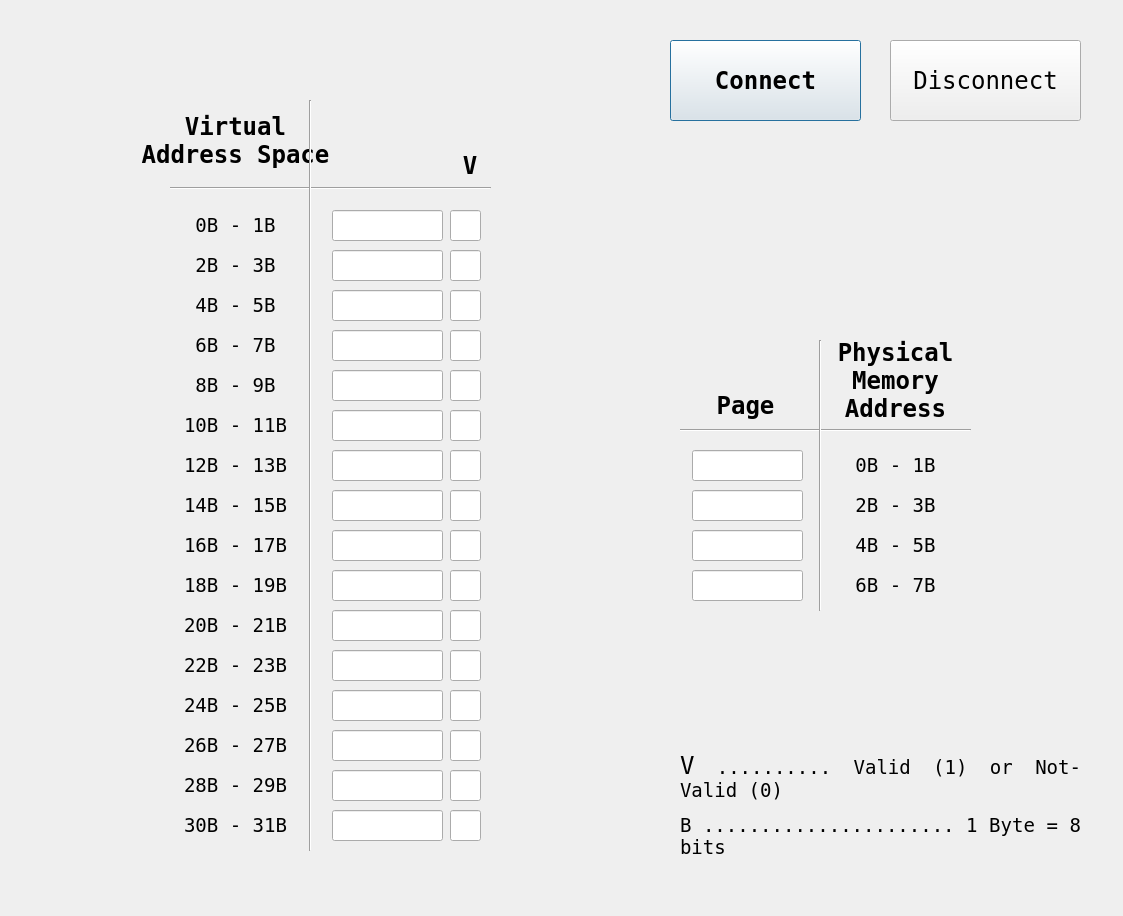
FlatTargetInk/ECE562-Software, file src/views/gui/visualizer.ui: the form before one commit.
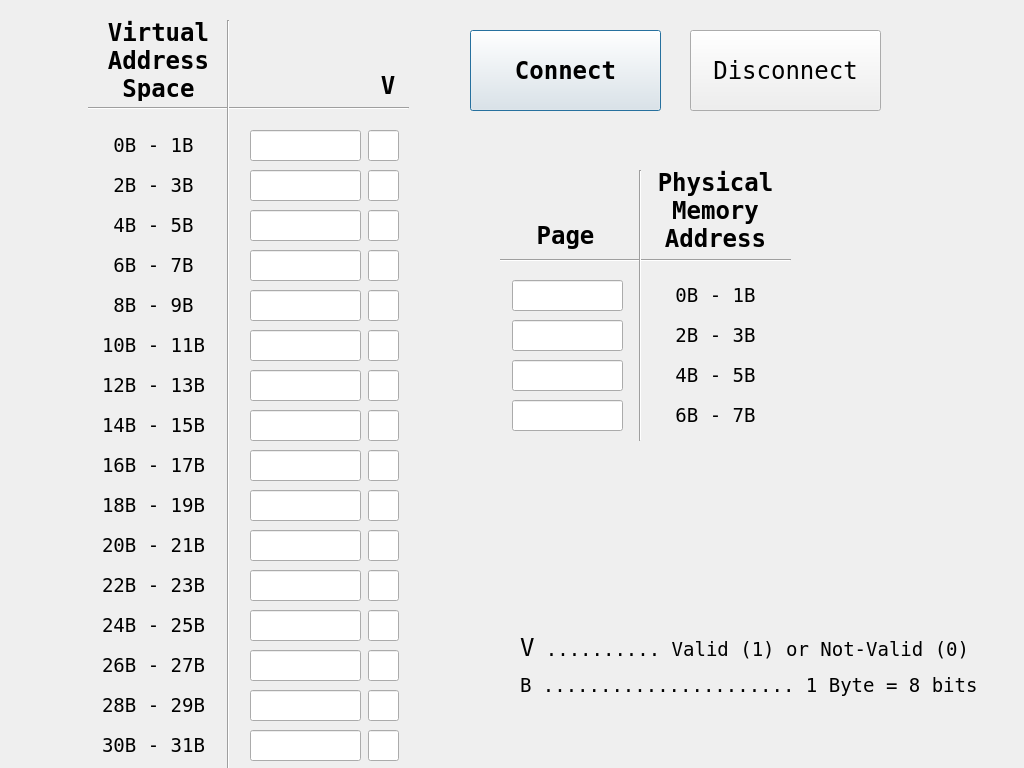
The form after the commit.

Commit message: Resize main window to fit most modern screens

```diff
--- a/src/views/gui/visualizer.ui
+++ b/src/views/gui/visualizer.ui
@@ -6,8 +6,8 @@
    <rect>
     <x>0</x>
     <y>0</y>
-    <width>1123</width>
-    <height>916</height>
+    <width>1024</width>
+    <height>768</height>
    </rect>
   </property>
   <property name="font">
@@ -25,8 +25,8 @@
   <widget class="QLineEdit" name="lineEdit_VMAddr0">
    <property name="geometry">
     <rect>
-     <x>332</x>
-     <y>210</y>
+     <x>250</x>
+     <y>130</y>
      <width>111</width>
      <height>31</height>
     </rect>
@@ -61,8 +61,8 @@
   <widget class="QLineEdit" name="lineEdit_VMAddr1">
    <property name="geometry">
     <rect>
-     <x>332</x>
-     <y>250</y>
+     <x>250</x>
+     <y>170</y>
      <width>111</width>
      <height>31</height>
     </rect>
@@ -94,8 +94,8 @@
   <widget class="QLineEdit" name="lineEdit_VMAddr2">
    <property name="geometry">
     <rect>
-     <x>332</x>
-     <y>290</y>
+     <x>250</x>
+     <y>210</y>
      <width>111</width>
      <height>31</height>
     </rect>
@@ -127,8 +127,8 @@
   <widget class="QLineEdit" name="lineEdit_VMAddr3">
    <property name="geometry">
     <rect>
-     <x>332</x>
-     <y>330</y>
+     <x>250</x>
+     <y>250</y>
      <width>111</width>
      <height>31</height>
     </rect>
@@ -160,8 +160,8 @@
   <widget class="QLineEdit" name="lineEdit_VMAddr4">
    <property name="geometry">
     <rect>
-     <x>332</x>
-     <y>370</y>
+     <x>250</x>
+     <y>290</y>
      <width>111</width>
      <height>31</height>
     </rect>
@@ -193,8 +193,8 @@
   <widget class="QLineEdit" name="lineEdit_VMAddr5">
    <property name="geometry">
     <rect>
-     <x>332</x>
-     <y>410</y>
+     <x>250</x>
+     <y>330</y>
      <width>111</width>
      <height>31</height>
     </rect>
@@ -226,8 +226,8 @@
   <widget class="QLineEdit" name="lineEdit_VMAddr6">
    <property name="geometry">
     <rect>
-     <x>332</x>
-     <y>450</y>
+     <x>250</x>
+     <y>370</y>
      <width>111</width>
      <height>31</height>
     </rect>
@@ -259,8 +259,8 @@
   <widget class="QLineEdit" name="lineEdit_VMAddr7">
    <property name="geometry">
     <rect>
-     <x>332</x>
-     <y>490</y>
+     <x>250</x>
+     <y>410</y>
      <width>111</width>
      <height>31</height>
     </rect>
@@ -292,8 +292,8 @@
   <widget class="QLineEdit" name="lineEdit_VMAddr8">
    <property name="geometry">
     <rect>
-     <x>332</x>
-     <y>530</y>
+     <x>250</x>
+     <y>450</y>
      <width>111</width>
      <height>31</height>
     </rect>
@@ -325,8 +325,8 @@
   <widget class="QLineEdit" name="lineEdit_VMAddr9">
    <property name="geometry">
     <rect>
-     <x>332</x>
-     <y>570</y>
+     <x>250</x>
+     <y>490</y>
      <width>111</width>
      <height>31</height>
     </rect>
@@ -358,8 +358,8 @@
   <widget class="QLineEdit" name="lineEdit_VMAddr10">
    <property name="geometry">
     <rect>
-     <x>332</x>
-     <y>610</y>
+     <x>250</x>
+     <y>530</y>
      <width>111</width>
      <height>31</height>
     </rect>
@@ -391,8 +391,8 @@
   <widget class="QLineEdit" name="lineEdit_VMAddr11">
    <property name="geometry">
     <rect>
-     <x>332</x>
-     <y>650</y>
+     <x>250</x>
+     <y>570</y>
      <width>111</width>
      <height>31</height>
     </rect>
@@ -424,8 +424,8 @@
   <widget class="QLineEdit" name="lineEdit_VMAddr12">
    <property name="geometry">
     <rect>
-     <x>332</x>
-     <y>690</y>
+     <x>250</x>
+     <y>610</y>
      <width>111</width>
      <height>31</height>
     </rect>
@@ -457,8 +457,8 @@
   <widget class="QLineEdit" name="lineEdit_VMAddr13">
    <property name="geometry">
     <rect>
-     <x>332</x>
-     <y>730</y>
+     <x>250</x>
+     <y>650</y>
      <width>111</width>
      <height>31</height>
     </rect>
@@ -490,8 +490,8 @@
   <widget class="QLineEdit" name="lineEdit_VMAddr14">
    <property name="geometry">
     <rect>
-     <x>332</x>
-     <y>770</y>
+     <x>250</x>
+     <y>690</y>
      <width>111</width>
      <height>31</height>
     </rect>
@@ -523,8 +523,8 @@
   <widget class="QLineEdit" name="lineEdit_VMAddr15">
    <property name="geometry">
     <rect>
-     <x>332</x>
-     <y>810</y>
+     <x>250</x>
+     <y>730</y>
      <width>111</width>
      <height>31</height>
     </rect>
@@ -556,8 +556,8 @@
   <widget class="QLineEdit" name="lineEdit_PABit1">
    <property name="geometry">
     <rect>
-     <x>450</x>
-     <y>250</y>
+     <x>368</x>
+     <y>170</y>
      <width>31</width>
      <height>31</height>
     </rect>
@@ -589,8 +589,8 @@
   <widget class="QLineEdit" name="lineEdit_PABit2">
    <property name="geometry">
     <rect>
-     <x>450</x>
-     <y>290</y>
+     <x>368</x>
+     <y>210</y>
      <width>31</width>
      <height>31</height>
     </rect>
@@ -622,8 +622,8 @@
   <widget class="QLineEdit" name="lineEdit_PABit3">
    <property name="geometry">
     <rect>
-     <x>450</x>
-     <y>330</y>
+     <x>368</x>
+     <y>250</y>
      <width>31</width>
      <height>31</height>
     </rect>
@@ -655,8 +655,8 @@
   <widget class="QLabel" name="label_1">
    <property name="geometry">
     <rect>
-     <x>140</x>
-     <y>210</y>
+     <x>58</x>
+     <y>130</y>
      <width>191</width>
      <height>31</height>
     </rect>
@@ -685,8 +685,8 @@
   <widget class="QLabel" name="label_2">
    <property name="geometry">
     <rect>
-     <x>140</x>
-     <y>250</y>
+     <x>58</x>
+     <y>170</y>
      <width>191</width>
      <height>31</height>
     </rect>
@@ -712,8 +712,8 @@
   <widget class="QLabel" name="label_3">
    <property name="geometry">
     <rect>
-     <x>140</x>
-     <y>290</y>
+     <x>58</x>
+     <y>210</y>
      <width>191</width>
      <height>31</height>
     </rect>
@@ -739,8 +739,8 @@
   <widget class="QLabel" name="label_4">
    <property name="geometry">
     <rect>
-     <x>140</x>
-     <y>330</y>
+     <x>58</x>
+     <y>250</y>
      <width>191</width>
      <height>31</height>
     </rect>
@@ -766,8 +766,8 @@
   <widget class="QLabel" name="label_5">
    <property name="geometry">
     <rect>
-     <x>140</x>
-     <y>370</y>
+     <x>58</x>
+     <y>290</y>
      <width>191</width>
      <height>31</height>
     </rect>
@@ -793,8 +793,8 @@
   <widget class="QLabel" name="label_6">
    <property name="geometry">
     <rect>
-     <x>140</x>
-     <y>410</y>
+     <x>58</x>
+     <y>330</y>
      <width>191</width>
      <height>31</height>
     </rect>
@@ -820,8 +820,8 @@
   <widget class="QLabel" name="label_7">
    <property name="geometry">
     <rect>
-     <x>140</x>
-     <y>450</y>
+     <x>58</x>
+     <y>370</y>
      <width>191</width>
      <height>31</height>
     </rect>
@@ -847,8 +847,8 @@
   <widget class="QLabel" name="label_8">
    <property name="geometry">
     <rect>
-     <x>140</x>
-     <y>490</y>
+     <x>58</x>
+     <y>410</y>
      <width>191</width>
      <height>31</height>
     </rect>
@@ -874,8 +874,8 @@
   <widget class="QLabel" name="label_9">
    <property name="geometry">
     <rect>
-     <x>140</x>
-     <y>530</y>
+     <x>58</x>
+     <y>450</y>
      <width>191</width>
      <height>31</height>
     </rect>
@@ -901,8 +901,8 @@
   <widget class="QLabel" name="label_10">
    <property name="geometry">
     <rect>
-     <x>140</x>
-     <y>570</y>
+     <x>58</x>
+     <y>490</y>
      <width>191</width>
      <height>31</height>
     </rect>
@@ -928,8 +928,8 @@
   <widget class="QLabel" name="label_11">
    <property name="geometry">
     <rect>
-     <x>140</x>
-     <y>610</y>
+     <x>58</x>
+     <y>530</y>
      <width>191</width>
      <height>31</height>
     </rect>
@@ -955,8 +955,8 @@
   <widget class="QLabel" name="label_12">
    <property name="geometry">
     <rect>
-     <x>140</x>
-     <y>650</y>
+     <x>58</x>
+     <y>570</y>
      <width>191</width>
      <height>31</height>
     </rect>
@@ -982,8 +982,8 @@
   <widget class="QLabel" name="label_13">
    <property name="geometry">
     <rect>
-     <x>140</x>
-     <y>690</y>
+     <x>58</x>
+     <y>610</y>
      <width>191</width>
      <height>31</height>
     </rect>
@@ -1009,8 +1009,8 @@
   <widget class="QLabel" name="label_14">
    <property name="geometry">
     <rect>
-     <x>140</x>
-     <y>730</y>
+     <x>58</x>
+     <y>650</y>
      <width>191</width>
      <height>31</height>
     </rect>
@@ -1036,8 +1036,8 @@
   <widget class="QLabel" name="label_15">
    <property name="geometry">
     <rect>
-     <x>140</x>
-     <y>770</y>
+     <x>58</x>
+     <y>690</y>
      <width>191</width>
      <height>31</height>
     </rect>
@@ -1063,8 +1063,8 @@
   <widget class="QLabel" name="label_16">
    <property name="geometry">
     <rect>
-     <x>140</x>
-     <y>810</y>
+     <x>58</x>
+     <y>730</y>
      <width>191</width>
      <height>31</height>
     </rect>
@@ -1090,8 +1090,8 @@
   <widget class="QLabel" name="label_17">
    <property name="geometry">
     <rect>
-     <x>800</x>
-     <y>450</y>
+     <x>620</x>
+     <y>280</y>
      <width>191</width>
      <height>31</height>
     </rect>
@@ -1114,8 +1114,8 @@
   <widget class="QLabel" name="label_18">
    <property name="geometry">
     <rect>
-     <x>800</x>
-     <y>490</y>
+     <x>620</x>
+     <y>320</y>
      <width>191</width>
      <height>31</height>
     </rect>
@@ -1138,8 +1138,8 @@
   <widget class="QLabel" name="label_19">
    <property name="geometry">
     <rect>
-     <x>800</x>
-     <y>530</y>
+     <x>620</x>
+     <y>360</y>
      <width>191</width>
      <height>31</height>
     </rect>
@@ -1162,8 +1162,8 @@
   <widget class="QLabel" name="label_20">
    <property name="geometry">
     <rect>
-     <x>800</x>
-     <y>570</y>
+     <x>620</x>
+     <y>400</y>
      <width>191</width>
      <height>31</height>
     </rect>
@@ -1186,8 +1186,8 @@
   <widget class="QLineEdit" name="lineEdit_PABit4">
    <property name="geometry">
     <rect>
-     <x>450</x>
-     <y>370</y>
+     <x>368</x>
+     <y>290</y>
      <width>31</width>
      <height>31</height>
     </rect>
@@ -1219,8 +1219,8 @@
   <widget class="QLineEdit" name="lineEdit_PABit5">
    <property name="geometry">
     <rect>
-     <x>450</x>
-     <y>410</y>
+     <x>368</x>
+     <y>330</y>
      <width>31</width>
      <height>31</height>
     </rect>
@@ -1252,8 +1252,8 @@
   <widget class="QLineEdit" name="lineEdit_PABit6">
    <property name="geometry">
     <rect>
-     <x>450</x>
-     <y>450</y>
+     <x>368</x>
+     <y>370</y>
      <width>31</width>
      <height>31</height>
     </rect>
@@ -1285,8 +1285,8 @@
   <widget class="QLineEdit" name="lineEdit_PABit7">
    <property name="geometry">
     <rect>
-     <x>450</x>
-     <y>490</y>
+     <x>368</x>
+     <y>410</y>
      <width>31</width>
      <height>31</height>
     </rect>
@@ -1318,8 +1318,8 @@
   <widget class="QLineEdit" name="lineEdit_PABit8">
    <property name="geometry">
     <rect>
-     <x>450</x>
-     <y>530</y>
+     <x>368</x>
+     <y>450</y>
      <width>31</width>
      <height>31</height>
     </rect>
@@ -1351,8 +1351,8 @@
   <widget class="QLineEdit" name="lineEdit_PABit9">
    <property name="geometry">
     <rect>
-     <x>450</x>
-     <y>570</y>
+     <x>368</x>
+     <y>490</y>
      <width>31</width>
      <height>31</height>
     </rect>
@@ -1384,8 +1384,8 @@
   <widget class="QLineEdit" name="lineEdit_PABit10">
    <property name="geometry">
     <rect>
-     <x>450</x>
-     <y>610</y>
+     <x>368</x>
+     <y>530</y>
      <width>31</width>
      <height>31</height>
     </rect>
@@ -1417,8 +1417,8 @@
   <widget class="QLineEdit" name="lineEdit_PABit11">
    <property name="geometry">
     <rect>
-     <x>450</x>
-     <y>650</y>
+     <x>368</x>
+     <y>570</y>
      <width>31</width>
      <height>31</height>
     </rect>
@@ -1450,8 +1450,8 @@
   <widget class="QLineEdit" name="lineEdit_PABit12">
    <property name="geometry">
     <rect>
-     <x>450</x>
-     <y>690</y>
+     <x>368</x>
+     <y>610</y>
      <width>31</width>
      <height>31</height>
     </rect>
@@ -1483,8 +1483,8 @@
   <widget class="QLineEdit" name="lineEdit_PABit13">
    <property name="geometry">
     <rect>
-     <x>450</x>
-     <y>730</y>
+     <x>368</x>
+     <y>650</y>
      <width>31</width>
      <height>31</height>
     </rect>
@@ -1516,8 +1516,8 @@
   <widget class="QLineEdit" name="lineEdit_PABit14">
    <property name="geometry">
     <rect>
-     <x>450</x>
-     <y>770</y>
+     <x>368</x>
+     <y>690</y>
      <width>31</width>
      <height>31</height>
     </rect>
@@ -1549,8 +1549,8 @@
   <widget class="QLineEdit" name="lineEdit_PABit15">
    <property name="geometry">
     <rect>
-     <x>450</x>
-     <y>810</y>
+     <x>368</x>
+     <y>730</y>
      <width>31</width>
      <height>31</height>
     </rect>
@@ -1582,8 +1582,8 @@
   <widget class="QLineEdit" name="lineEdit_PMAddr1">
    <property name="geometry">
     <rect>
-     <x>692</x>
-     <y>490</y>
+     <x>512</x>
+     <y>320</y>
      <width>111</width>
      <height>31</height>
     </rect>
@@ -1612,8 +1612,8 @@
   <widget class="QLineEdit" name="lineEdit_PMAddr2">
    <property name="geometry">
     <rect>
-     <x>692</x>
-     <y>530</y>
+     <x>512</x>
+     <y>360</y>
      <width>111</width>
      <height>31</height>
     </rect>
@@ -1642,8 +1642,8 @@
   <widget class="QLineEdit" name="lineEdit_PMAddr3">
    <property name="geometry">
     <rect>
-     <x>692</x>
-     <y>570</y>
+     <x>512</x>
+     <y>400</y>
      <width>111</width>
      <height>31</height>
     </rect>
@@ -1672,9 +1672,9 @@
   <widget class="QLabel" name="label_21">
    <property name="geometry">
     <rect>
-     <x>140</x>
-     <y>100</y>
-     <width>191</width>
+     <x>88</x>
+     <y>20</y>
+     <width>141</width>
      <height>81</height>
     </rect>
    </property>
@@ -1699,8 +1699,8 @@
   <widget class="QLabel" name="label_22">
    <property name="geometry">
     <rect>
-     <x>800</x>
-     <y>340</y>
+     <x>620</x>
+     <y>170</y>
      <width>191</width>
      <height>81</height>
     </rect>
@@ -1726,8 +1726,8 @@
   <widget class="Line" name="line">
    <property name="geometry">
     <rect>
-     <x>170</x>
-     <y>180</y>
+     <x>88</x>
+     <y>100</y>
      <width>321</width>
      <height>16</height>
     </rect>
@@ -1739,8 +1739,8 @@
   <widget class="QLabel" name="label_23">
    <property name="geometry">
     <rect>
-     <x>450</x>
-     <y>150</y>
+     <x>368</x>
+     <y>70</y>
      <width>40</width>
      <height>31</height>
     </rect>
@@ -1766,8 +1766,8 @@
   <widget class="Line" name="line_2">
    <property name="geometry">
     <rect>
-     <x>680</x>
-     <y>420</y>
+     <x>500</x>
+     <y>250</y>
      <width>291</width>
      <height>20</height>
     </rect>
@@ -1779,8 +1779,8 @@
   <widget class="QLabel" name="label_24">
    <property name="geometry">
     <rect>
-     <x>690</x>
-     <y>390</y>
+     <x>510</x>
+     <y>220</y>
      <width>111</width>
      <height>31</height>
     </rect>
@@ -1806,8 +1806,8 @@
   <widget class="Line" name="line_3">
    <property name="geometry">
     <rect>
-     <x>300</x>
-     <y>100</y>
+     <x>218</x>
+     <y>20</y>
      <width>20</width>
      <height>751</height>
     </rect>
@@ -1819,8 +1819,8 @@
   <widget class="Line" name="line_4">
    <property name="geometry">
     <rect>
-     <x>810</x>
-     <y>340</y>
+     <x>630</x>
+     <y>170</y>
      <width>20</width>
      <height>271</height>
     </rect>
@@ -1832,9 +1832,9 @@
   <widget class="QLabel" name="label_25">
    <property name="geometry">
     <rect>
-     <x>680</x>
-     <y>740</y>
-     <width>401</width>
+     <x>520</x>
+     <y>600</y>
+     <width>461</width>
      <height>131</height>
     </rect>
    </property>
@@ -1859,8 +1859,8 @@
   <widget class="QPushButton" name="pushButton_Connect">
    <property name="geometry">
     <rect>
-     <x>670</x>
-     <y>40</y>
+     <x>470</x>
+     <y>30</y>
      <width>191</width>
      <height>81</height>
     </rect>
@@ -1886,8 +1886,8 @@
   <widget class="QPushButton" name="pushButton_Disconnect">
    <property name="geometry">
     <rect>
-     <x>890</x>
-     <y>40</y>
+     <x>690</x>
+     <y>30</y>
      <width>191</width>
      <height>81</height>
     </rect>
@@ -1905,8 +1905,8 @@
   <widget class="QLineEdit" name="lineEdit_PMAddr0">
    <property name="geometry">
     <rect>
-     <x>692</x>
-     <y>450</y>
+     <x>512</x>
+     <y>280</y>
      <width>111</width>
      <height>31</height>
     </rect>
@@ -1935,8 +1935,8 @@
   <widget class="QLineEdit" name="lineEdit_PABit0">
    <property name="geometry">
     <rect>
-     <x>450</x>
-     <y>210</y>
+     <x>368</x>
+     <y>130</y>
      <width>31</width>
      <height>31</height>
     </rect>
```
The commit also changes 2 other files.
